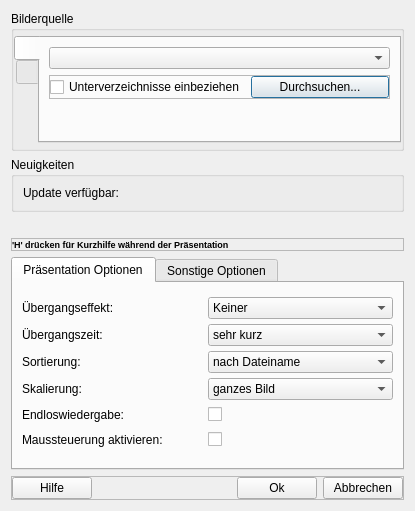
Above: settingsdialog.ui from hel800/picture-show2 before the change. Below: the same form after it.
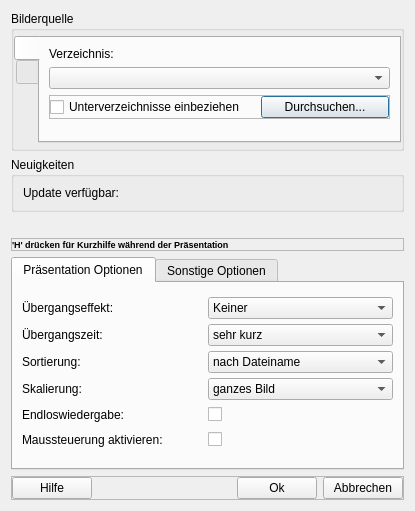
That is the form after the change. The open tabs and pages were chosen to show the change. Icons and pictures are not drawn.

```diff
--- a/settingsdialog.ui
+++ b/settingsdialog.ui
@@ -91,6 +91,13 @@
           <string>Öffne Bilder aus Verzeichnis</string>
          </attribute>
          <layout class="QVBoxLayout" name="verticalLayout_6">
+          <item>
+           <widget class="QLabel" name="label_14">
+            <property name="text">
+             <string>Verzeichnis:</string>
+            </property>
+           </widget>
+          </item>
           <item>
            <widget class="QComboBox" name="comboBox_directoryPath">
             <property name="sizePolicy">
@@ -125,7 +132,7 @@
              <item>
               <widget class="QCheckBox" name="checkBox_subdirs">
                <property name="text">
-                <string>Unterverzeichnisse einbeziehen</string>
+                <string>Unterverzeichnisse einbeziehen   </string>
                </property>
               </widget>
              </item>
```
Left out of the diff: 16 changed lines with no effect on the pictures.
